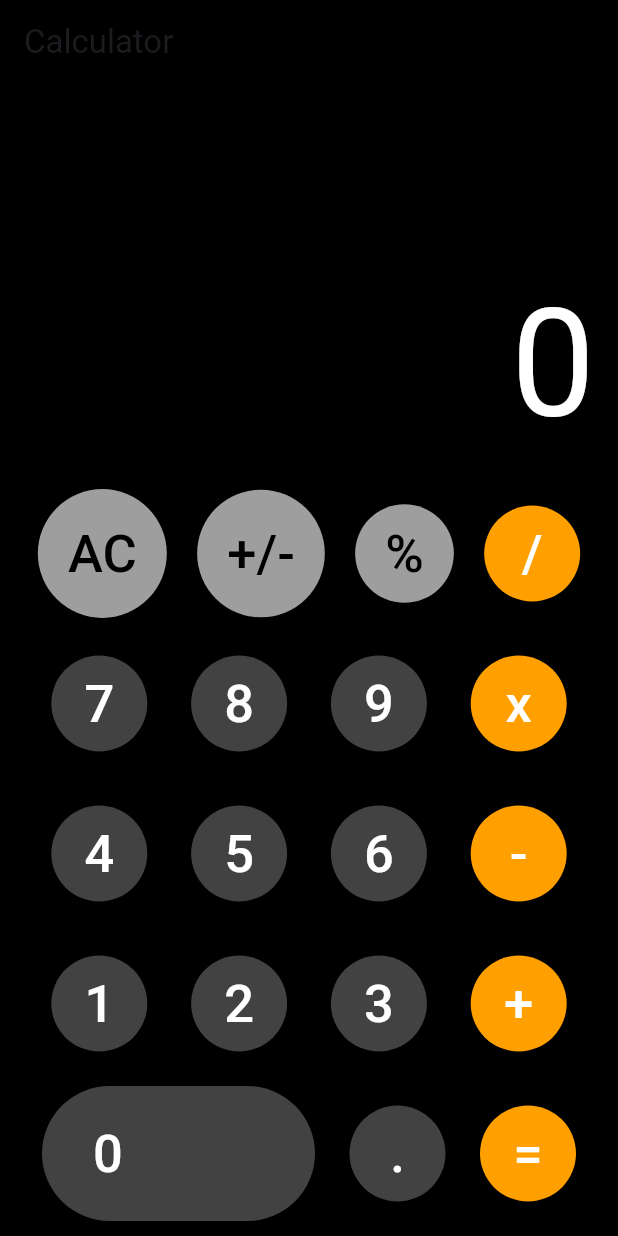
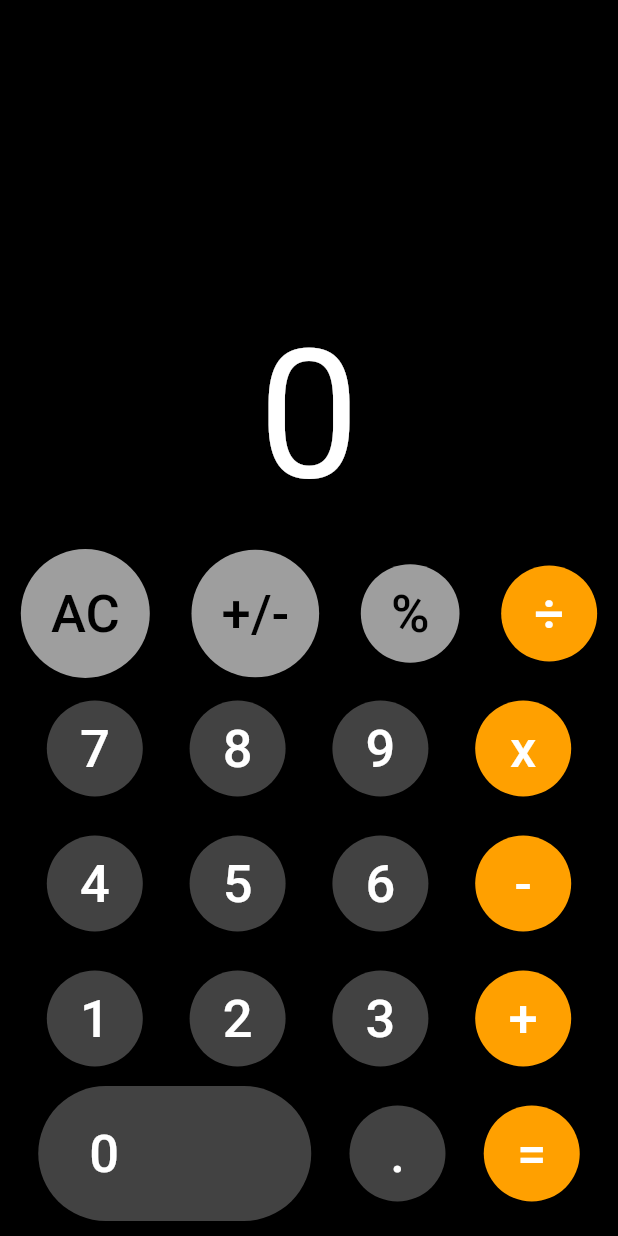
Before and after one commit to Johncross00/calculator, a Flutter app: the screen it shows after launch, on a phone screen of 412 x 824 dp. Run offline on Flutter 3.47's test engine with Material 3 defaults, Android fonts, the phone set to English and light mode, and no system bars.

Commit message:
Adjust space

```diff
--- a/lib/main.dart
+++ b/lib/main.dart
@@ -41,44 +41,39 @@ class CalculatorState extends State<Calculator> {
   Widget build(BuildContext context) {
     return Scaffold(
       backgroundColor: Colors.black,
-      appBar: AppBar(
-        title: const Text('Calculator'),
-        backgroundColor: Colors.black,
-      ),
-      body: Padding(
-        padding: const EdgeInsets.symmetric(horizontal: 5),
-        child: Column(
+      body: Column(
         mainAxisAlignment: MainAxisAlignment.end,
         children: <Widget>[
-            // Calculator display
           SingleChildScrollView(
             scrollDirection: Axis.vertical,
+            child: SingleChildScrollView(
+              scrollDirection: Axis.horizontal,
               child: Row(
                 mainAxisAlignment: MainAxisAlignment.end,
                 children: <Widget>[
                   Padding(
-                    padding: const EdgeInsets.all(10.0),
+                    padding: const EdgeInsets.only(right: 0, bottom: 1),
                     child: Text('$text',
-                      textAlign: TextAlign.left,
+                      textAlign: TextAlign.right,
                       style: const TextStyle(
                         color: Colors.white,
-                        fontSize: 100,
+                        fontSize: 120,
                       ),
                     ),
                   )
                 ],
               ),
             ),
+          ),
           Row(
-              mainAxisAlignment: MainAxisAlignment.spaceEvenly,
+            mainAxisAlignment: MainAxisAlignment.spaceAround,
             children: <Widget>[
               calcButton('AC',Colors.grey,Colors.black),
               calcButton('+/-',Colors.grey,Colors.black),
               calcButton('%',Colors.grey,Colors.black),
-                calcButton('/',Colors.amber.shade700,Colors.white),
+              calcButton('÷',Colors.amber.shade700,Colors.white),
             ],
           ),
-            const SizedBox(height: 10,),
           Row(
             mainAxisAlignment: MainAxisAlignment.spaceEvenly,
             children: <Widget>[
@@ -88,7 +83,6 @@ class CalculatorState extends State<Calculator> {
               calcButton('x',Colors.amber.shade700,Colors.white),
             ],
           ),
-            const SizedBox(height: 10,),
           Row(
             mainAxisAlignment: MainAxisAlignment.spaceEvenly,
             children: <Widget>[
@@ -98,7 +92,6 @@ class CalculatorState extends State<Calculator> {
               calcButton('-',Colors.amber.shade700,Colors.white),
             ],
           ),
-            const SizedBox(height: 10,),
           Row(
             mainAxisAlignment: MainAxisAlignment.spaceEvenly,
             children: <Widget>[
@@ -108,7 +101,6 @@ class CalculatorState extends State<Calculator> {
               calcButton('+',Colors.amber.shade700,Colors.white),
             ],
           ),
-            const SizedBox(height: 10,),
           Row(
             mainAxisAlignment: MainAxisAlignment.spaceEvenly,
             children: <Widget>[
@@ -134,7 +126,6 @@ class CalculatorState extends State<Calculator> {
           ),
           const SizedBox(height: 10,),
         ],
-        ),
       ),
     );
   }
```
Lines whose indentation alone changed are shown as unchanged.
